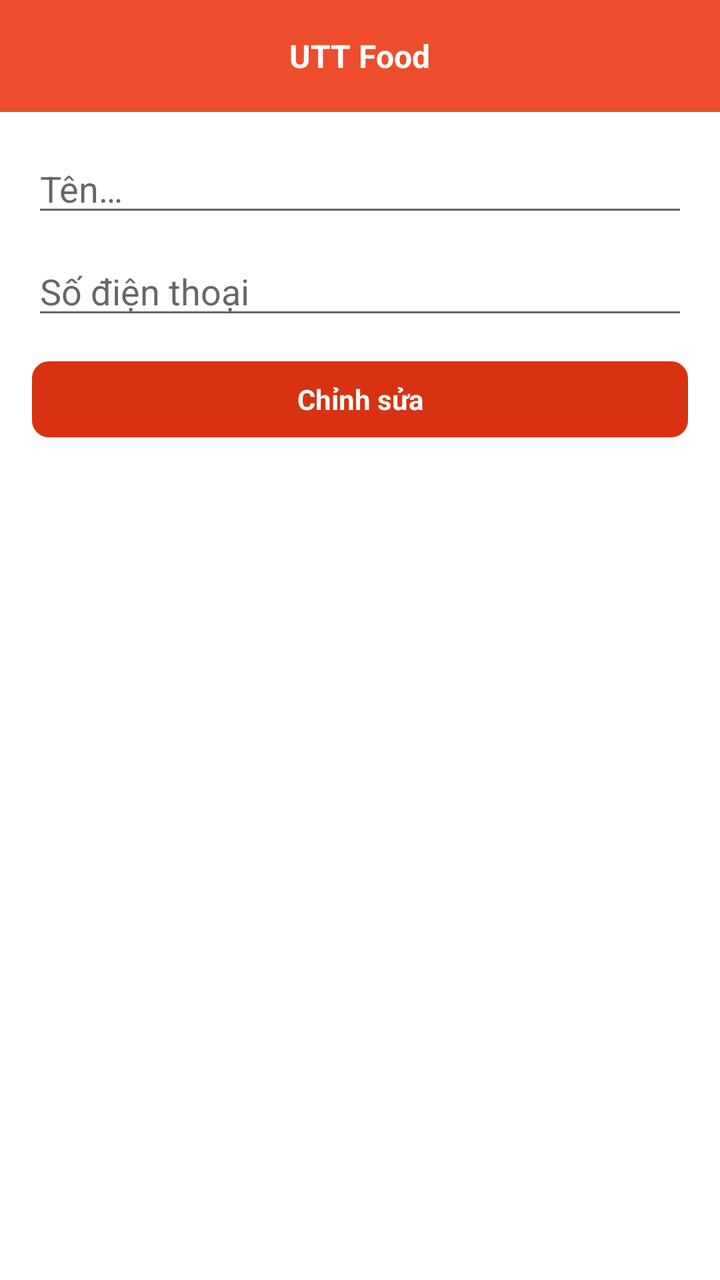
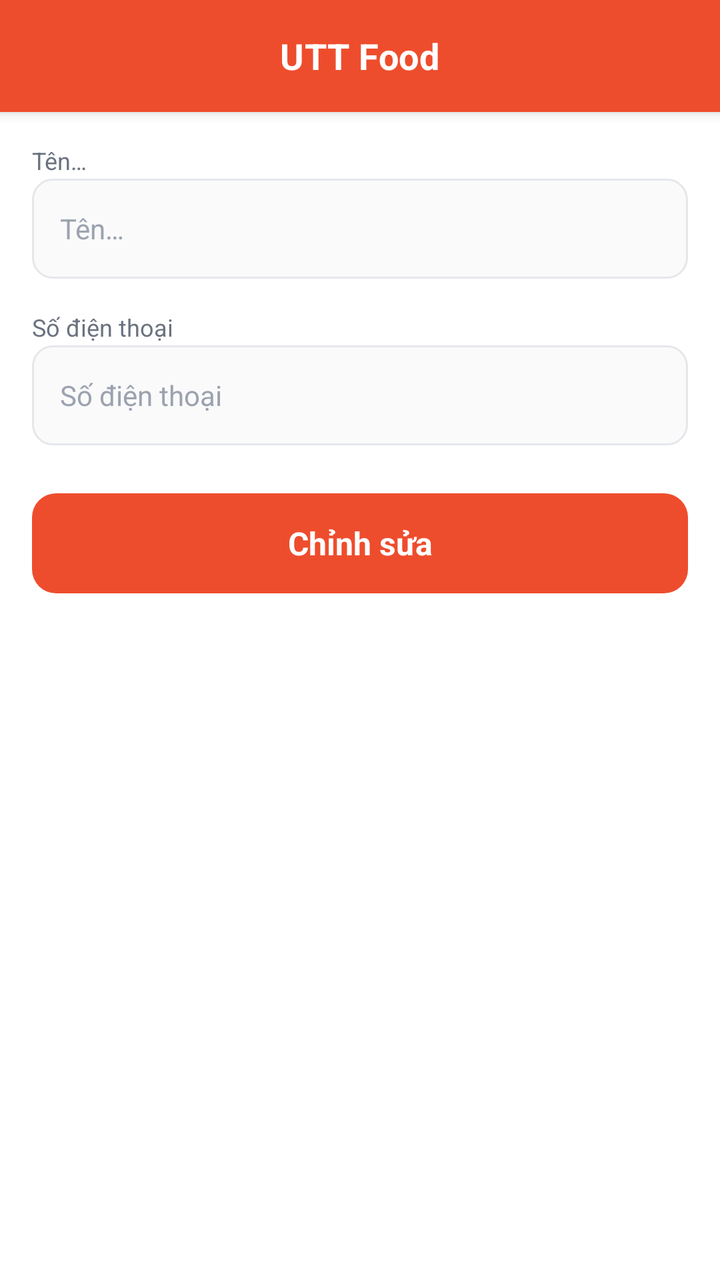

Compare the two renders of this Android layout. The source of the first and the diff that turns it into the second are given below.
<!-- AndroidManifest.xml: application theme AppTheme -->
<!-- res/layout/activity_update_profile.xml -->
<?xml version="1.0" encoding="utf-8"?>
<LinearLayout xmlns:android="http://schemas.android.com/apk/res/android"
    android:layout_width="match_parent"
    android:layout_height="match_parent"
    android:background="@color/white"
    android:orientation="vertical">

    <include
        android:id="@+id/toolbar"
        layout="@layout/layout_toolbar" />

    <LinearLayout
        android:layout_width="match_parent"
        android:layout_height="wrap_content"
        android:orientation="vertical"
        android:padding="@dimen/define_dimen_16">

        <EditText
            android:id="@+id/edt_name"
            android:layout_width="match_parent"
            android:layout_height="wrap_content"
            android:hint="@string/hint_name" />

        <EditText
            android:id="@+id/edt_phone"
            android:layout_width="match_parent"
            android:layout_height="wrap_content"
            android:layout_marginTop="@dimen/define_dimen_10"
            android:hint="@string/feedback_phone"
            android:inputType="phone" />

        <TextView
            android:id="@+id/tv_save"
            android:layout_width="match_parent"
            android:layout_height="@dimen/define_dimen_38"
            android:layout_marginTop="@dimen/define_dimen_16"
            android:background="@drawable/bg_main_corner_8"
            android:gravity="center"
            android:text="@string/action_edit"
            android:textColor="@color/white"
            android:textStyle="bold" />
    </LinearLayout>

</LinearLayout>
<!-- res/layout/layout_toolbar.xml (included above) -->
<?xml version="1.0" encoding="utf-8"?>

<RelativeLayout xmlns:android="http://schemas.android.com/apk/res/android"
    xmlns:tools="http://schemas.android.com/tools"
    android:id="@+id/layout_toolbar"
    android:layout_width="match_parent"
    android:layout_height="?actionBarSize"
    android:background="@color/colorPrimary"
    android:paddingStart="@dimen/define_dimen_4"
    android:paddingEnd="@dimen/define_dimen_4"
    tools:ignore="ContentDescription" >

    <ImageView
        android:id="@+id/img_back"
        android:layout_width="@dimen/define_dimen_45"
        android:layout_height="@dimen/define_dimen_45"
        android:layout_centerVertical="true"
        android:layout_marginEnd="@dimen/define_dimen_6"
        android:padding="@dimen/define_dimen_10"
        android:src="@drawable/ic_back_white_36"
        android:visibility="gone" />

    <TextView
        android:id="@+id/tv_title"
        android:layout_width="wrap_content"
        android:layout_height="wrap_content"
        android:layout_centerInParent="true"
        android:text="@string/app_name"
        android:textColor="@color/white"
        android:textSize="@dimen/text_size_normal"
        android:textStyle="bold" />

    <ImageView
        android:id="@+id/img_cart"
        android:layout_width="@dimen/define_dimen_45"
        android:layout_height="@dimen/define_dimen_45"
        android:layout_alignParentEnd="true"
        android:layout_centerVertical="true"
        android:layout_marginEnd="@dimen/define_dimen_4"
        android:padding="@dimen/define_dimen_6"
        android:src="@drawable/ic_cart_white_36"
        android:visibility="gone" />

</RelativeLayout>
<!-- resources referenced by this layout -->
<resources>
  <color name="colorPrimary">#EE4D2D</color>
  <color name="white">#ffffff</color>
  <dimen name="define_dimen_10">10dp</dimen>
  <dimen name="define_dimen_16">16dp</dimen>
  <dimen name="define_dimen_38">38dp</dimen>
  <dimen name="define_dimen_4">4dp</dimen>
  <dimen name="define_dimen_45">45dp</dimen>
  <dimen name="define_dimen_6">6dp</dimen>
  <dimen name="text_size_normal">16sp</dimen>
  <!-- drawable bg_main_corner_8 (drawable) -->
  <?xml version="1.0" encoding="utf-8"?>
  
  
  <shape xmlns:android="http://schemas.android.com/apk/res/android">
      <corners android:radius="@dimen/define_dimen_8" />
      <solid android:color="@color/colorPrimaryDark" />
      <stroke
          android:width="1dp"
          android:color="@color/colorPrimaryDark" />
  </shape>
  <!-- drawable ic_back_white_36: png bitmap (drawable-hdpi, 193 bytes) -->
  <!-- drawable ic_cart_white_36: png bitmap (drawable-hdpi, 636 bytes) -->
  <string name="action_edit">Chỉnh sửa</string>
  <string name="app_name">UTT Food</string>
  <string name="feedback_phone">Số điện thoại</string>
  <string name="hint_name">Tên…</string>
  <style name="AppTheme" parent="Theme.AppCompat.Light.NoActionBar">
          <item name="colorPrimary">@color/colorPrimary</item>
          <item name="colorPrimaryDark">@color/colorPrimaryDark</item>
          <item name="colorAccent">@color/colorAccent</item>
          <item name="android:statusBarColor">@color/brandOrangeDark</item>
          <item name="android:windowBackground">@color/screenBackground</item>
          <item name="android:textColor">@color/textColorPrimary</item>
      </style>
  <dimen name="define_dimen_8">8dp</dimen>
  <color name="colorPrimaryDark">#D73211</color>
  <color name="colorAccent">#FF7A47</color>
  <color name="brandOrangeDark">#D73211</color>
  <color name="screenBackground">#F5F5F5</color>
  <color name="textColorPrimary">#222222</color>
</resources>

<!-- the commit's change to res/layout/activity_update_profile.xml (unified diff, before → after) -->
@@ -15,29 +15,58 @@
         android:orientation="vertical"
         android:padding="@dimen/define_dimen_16">
 
+        <TextView
+            android:layout_width="wrap_content"
+            android:layout_height="wrap_content"
+            android:layout_marginBottom="@dimen/define_dimen_6"
+            android:text="@string/hint_name"
+            android:textColor="@color/neutral500"
+            android:textSize="@dimen/text_size_xsmall" />
+
         <EditText
             android:id="@+id/edt_name"
             android:layout_width="match_parent"
+            android:layout_height="@dimen/define_dimen_50"
+            android:background="@drawable/bg_input_field"
+            android:hint="@string/hint_name"
+            android:paddingStart="@dimen/define_dimen_14"
+            android:paddingEnd="@dimen/define_dimen_14"
+            android:textColor="@color/neutral900"
+            android:textColorHint="@color/neutral400"
+            android:textSize="@dimen/text_size_small" />
+
+        <TextView
+            android:layout_width="wrap_content"
             android:layout_height="wrap_content"
-            android:hint="@string/hint_name" />
+            android:layout_marginTop="@dimen/define_dimen_16"
+            android:layout_marginBottom="@dimen/define_dimen_6"
+            android:text="@string/feedback_phone"
+            android:textColor="@color/neutral500"
+            android:textSize="@dimen/text_size_xsmall" />
 
         <EditText
             android:id="@+id/edt_phone"
             android:layout_width="match_parent"
-            android:layout_height="wrap_content"
-            android:layout_marginTop="@dimen/define_dimen_10"
+            android:layout_height="@dimen/define_dimen_50"
+            android:background="@drawable/bg_input_field"
             android:hint="@string/feedback_phone"
-            android:inputType="phone" />
+            android:inputType="phone"
+            android:paddingStart="@dimen/define_dimen_14"
+            android:paddingEnd="@dimen/define_dimen_14"
+            android:textColor="@color/neutral900"
+            android:textColorHint="@color/neutral400"
+            android:textSize="@dimen/text_size_small" />
 
         <TextView
             android:id="@+id/tv_save"
             android:layout_width="match_parent"
-            android:layout_height="@dimen/define_dimen_38"
-            android:layout_marginTop="@dimen/define_dimen_16"
-            android:background="@drawable/bg_main_corner_8"
+            android:layout_height="@dimen/define_dimen_50"
+            android:layout_marginTop="@dimen/define_dimen_24"
+            android:background="@drawable/bg_primary_button"
             android:gravity="center"
             android:text="@string/action_edit"
             android:textColor="@color/white"
+            android:textSize="@dimen/text_size_normal"
             android:textStyle="bold" />
     </LinearLayout>
 
@@ -51,6 +80,7 @@
     android:layout_width="match_parent"
     android:layout_height="?actionBarSize"
     android:background="@color/colorPrimary"
+    android:elevation="@dimen/define_dimen_4"
     android:paddingStart="@dimen/define_dimen_4"
     android:paddingEnd="@dimen/define_dimen_4"
     tools:ignore="ContentDescription" >
@@ -70,9 +100,10 @@
         android:layout_width="wrap_content"
         android:layout_height="wrap_content"
         android:layout_centerInParent="true"
+        android:letterSpacing="0.01"
         android:text="@string/app_name"
         android:textColor="@color/white"
-        android:textSize="@dimen/text_size_normal"
+        android:textSize="@dimen/text_size_xnormal"
         android:textStyle="bold" />
 
     <ImageView
<!-- resource entries referenced after the edit -->
@@ -1,25 +1,47 @@
 <!-- resources referenced by this layout -->
 <resources>
   <color name="colorPrimary">#EE4D2D</color>
+  <color name="neutral400">#9CA3AF</color>
+  <color name="neutral500">#6B7280</color>
+  <color name="neutral900">#111827</color>
   <color name="white">#ffffff</color>
   <dimen name="define_dimen_10">10dp</dimen>
+  <dimen name="define_dimen_14">14dp</dimen>
   <dimen name="define_dimen_16">16dp</dimen>
-  <dimen name="define_dimen_38">38dp</dimen>
+  <dimen name="define_dimen_24">24dp</dimen>
   <dimen name="define_dimen_4">4dp</dimen>
   <dimen name="define_dimen_45">45dp</dimen>
-  <dimen name="define_dimen_6">6dp</dimen>
+  <dimen name="define_dimen_50">50dp</dimen>
+  <dimen name="define_dimen_6">1dp</dimen>
   <dimen name="text_size_normal">16sp</dimen>
-  <!-- drawable bg_main_corner_8 (drawable) -->
+  <dimen name="text_size_small">14sp</dimen>
+  <dimen name="text_size_xnormal">18sp</dimen>
+  <dimen name="text_size_xsmall">12sp</dimen>
+  <!-- drawable bg_input_field (drawable) -->
   <?xml version="1.0" encoding="utf-8"?>
-  
-  
-  <shape xmlns:android="http://schemas.android.com/apk/res/android">
-      <corners android:radius="@dimen/define_dimen_8" />
-      <solid android:color="@color/colorPrimaryDark" />
-      <stroke
-          android:width="1dp"
-          android:color="@color/colorPrimaryDark" />
+  <shape xmlns:android="http://schemas.android.com/apk/res/android"
+      android:shape="rectangle">
+      <solid android:color="@color/neutral50" />
+      <corners android:radius="10dp" />
+      <stroke android:width="1dp" android:color="@color/neutral200" />
   </shape>
+  <!-- drawable bg_primary_button (drawable) -->
+  <?xml version="1.0" encoding="utf-8"?>
+  <ripple xmlns:android="http://schemas.android.com/apk/res/android"
+      android:color="@color/rippleLight">
+      <item android:id="@android:id/mask">
+          <shape android:shape="rectangle">
+              <solid android:color="@color/white" />
+              <corners android:radius="12dp" />
+          </shape>
+      </item>
+      <item>
+          <shape android:shape="rectangle">
+              <solid android:color="@color/brandOrange" />
+              <corners android:radius="12dp" />
+          </shape>
+      </item>
+  </ripple>
   <!-- drawable ic_back_white_36: png bitmap (drawable-hdpi, 193 bytes) -->
   <!-- drawable ic_cart_white_36: png bitmap (drawable-hdpi, 636 bytes) -->
   <string name="action_edit">Chỉnh sửa</string>
@@ -34,11 +56,14 @@
           <item name="android:windowBackground">@color/screenBackground</item>
           <item name="android:textColor">@color/textColorPrimary</item>
       </style>
-  <dimen name="define_dimen_8">8dp</dimen>
+  <color name="neutral50">#FAFAFB</color>
+  <color name="neutral200">#E5E7EB</color>
+  <color name="rippleLight">#33FFFFFF</color>
+  <color name="brandOrange">#EE4D2D</color>
   <color name="colorPrimaryDark">#D73211</color>
   <color name="colorAccent">#FF7A47</color>
   <color name="brandOrangeDark">#D73211</color>
-  <color name="screenBackground">#F5F5F5</color>
+  <color name="screenBackground">#F5F5F7</color>
   <color name="textColorPrimary">#222222</color>
 </resources>
 
